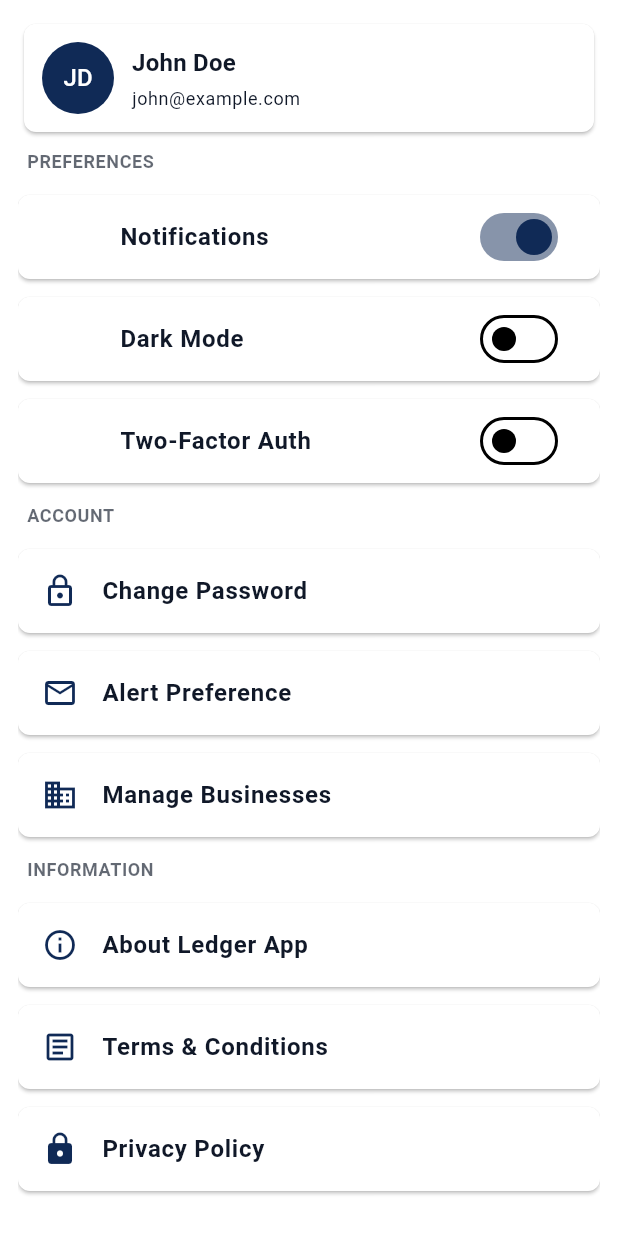
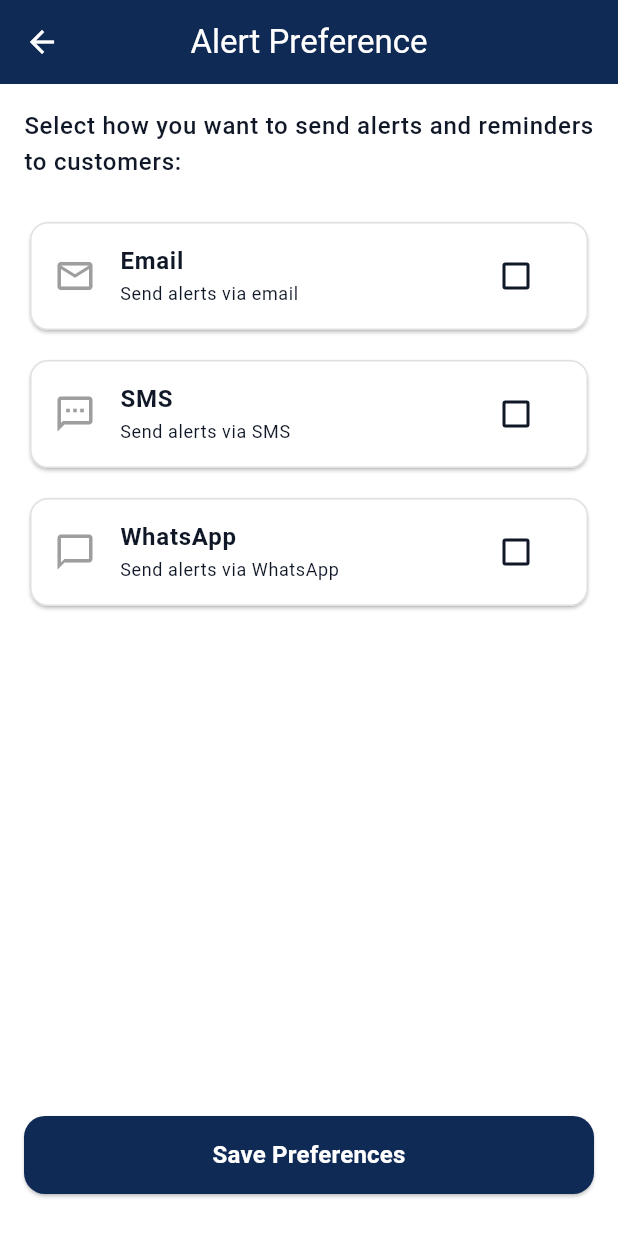
Before and after one commit to aminahnabeel/YahyaandCo-frontend-, a Flutter app: the SettingsPage screen opened directly, after a tap on "Alert Preference", on a phone screen of 412 x 824 dp. Run offline on Flutter 3.47's test engine with Material 3 defaults, Android fonts, the light colour scheme and no system bars; our stand-ins replace image_picker.

Commit message:
Add Alert Preferences page with email, SMS, and WhatsApp options

```diff
--- /dev/null
+++ b/lib/screens/settings/alert_preferences_page.dart
@@ -0,0 +1,165 @@
+import 'package:flutter/material.dart';
+import '../starting/language/app_language.dart';
+
+class AlertPreferencesPage extends StatefulWidget {
+  const AlertPreferencesPage({super.key});
+
+  @override
+  State<AlertPreferencesPage> createState() => _AlertPreferencesPageState();
+}
+
+class _AlertPreferencesPageState extends State<AlertPreferencesPage> {
+  bool _emailEnabled = false;
+  bool _smsEnabled = false;
+  bool _whatsappEnabled = false;
+
+  @override
+  Widget build(BuildContext context) {
+    final strings = appLanguageController.strings;
+    final theme = Theme.of(context);
+
+    return Scaffold(
+      appBar: AppBar(
+        title: const Text('Alert Preference'),
+        centerTitle: true,
+      ),
+      body: SafeArea(
+        child: Padding(
+          padding: const EdgeInsets.all(16),
+          child: Column(
+            crossAxisAlignment: CrossAxisAlignment.start,
+            children: [
+              Text(
+                'Select how you want to send alerts and reminders to customers:',
+                style: theme.textTheme.bodyLarge?.copyWith(
+                  fontWeight: FontWeight.w500,
+                ),
+              ),
+              const SizedBox(height: 24),
+              _alertOptionCard(
+                context: context,
+                icon: Icons.email_outlined,
+                title: 'Email',
+                description: 'Send alerts via email',
+                value: _emailEnabled,
+                onChanged: (value) {
+                  setState(() => _emailEnabled = value);
+                },
+              ),
+              const SizedBox(height: 12),
+              _alertOptionCard(
+                context: context,
+                icon: Icons.sms_outlined,
+                title: 'SMS',
+                description: 'Send alerts via SMS',
+                value: _smsEnabled,
+                onChanged: (value) {
+                  setState(() => _smsEnabled = value);
+                },
+              ),
+              const SizedBox(height: 12),
+              _alertOptionCard(
+                context: context,
+                icon: Icons.chat_bubble_outline,
+                title: 'WhatsApp',
+                description: 'Send alerts via WhatsApp',
+                value: _whatsappEnabled,
+                onChanged: (value) {
+                  setState(() => _whatsappEnabled = value);
+                },
+              ),
+              const Spacer(),
+              SizedBox(
+                width: double.infinity,
+                child: ElevatedButton(
+                  style: ElevatedButton.styleFrom(
+                    padding: const EdgeInsets.symmetric(vertical: 14),
+                    backgroundColor: theme.colorScheme.primary,
+                  ),
+                  onPressed: _savePreferences,
+                  child: Text(
+                    'Save Preferences',
+                    style: theme.textTheme.titleMedium?.copyWith(
+                      color: Colors.white,
+                      fontWeight: FontWeight.w600,
+                    ),
+                  ),
+                ),
+              ),
+              const SizedBox(height: 12),
+            ],
+          ),
+        ),
+      ),
+    );
+  }
+
+  Widget _alertOptionCard({
+    required BuildContext context,
+    required IconData icon,
+    required String title,
+    required String description,
+    required bool value,
+    required Function(bool) onChanged,
+  }) {
+    final theme = Theme.of(context);
+    return Card(
+      shape: RoundedRectangleBorder(
+        borderRadius: BorderRadius.circular(12),
+        side: BorderSide(
+          color: value ? theme.colorScheme.primary : Colors.grey[300]!,
+          width: value ? 2 : 1,
+        ),
+      ),
+      child: ListTile(
+        leading: Icon(
+          icon,
+          color: value ? theme.colorScheme.primary : Colors.grey,
+          size: 28,
+        ),
+        title: Text(
+          title,
+          style: theme.textTheme.bodyLarge?.copyWith(
+            fontWeight: FontWeight.w600,
+            color: value ? theme.colorScheme.primary : null,
+          ),
+        ),
+        subtitle: Text(
+          description,
+          style: theme.textTheme.bodySmall,
+        ),
+        trailing: Checkbox.adaptive(
+          value: value,
+          onChanged: (val) => onChanged(val ?? false),
+          activeColor: theme.colorScheme.primary,
+        ),
+        onTap: () => onChanged(!value),
+      ),
+    );
+  }
+
+  void _savePreferences() {
+    if (!_emailEnabled && !_smsEnabled && !_whatsappEnabled) {
+      ScaffoldMessenger.of(context).showSnackBar(
+        const SnackBar(
+          content: Text('Please select at least one alert method'),
+          duration: Duration(seconds: 2),
+        ),
+      );
+      return;
+    }
+
+    ScaffoldMessenger.of(context).showSnackBar(
+      SnackBar(
+        content: Text(
+          'Alert preferences saved successfully',
+        ),
+        duration: const Duration(seconds: 2),
+      ),
+    );
+
+    Future.delayed(const Duration(milliseconds: 500), () {
+      Navigator.pop(context);
+    });
+  }
+}
--- a/lib/screens/settings/settings_page.dart
+++ b/lib/screens/settings/settings_page.dart
@@ -4,6 +4,7 @@ import '../starting/language/app_language.dart';
 import '../../theme/theme_controller.dart';
 import '../../widgets/button.dart';
 import '../starting/auth/signin_screen.dart';
+import 'alert_preferences_page.dart';
 
 class SettingsPage extends StatefulWidget {
   const SettingsPage({super.key});
@@ -189,7 +190,13 @@ class _SettingsPageState extends State<SettingsPage> {
                   color: Theme.of(context).colorScheme.primary,
                 ),
                 title: strings.emailPreferencesLabel,
-                onTap: () {},
+                onTap: () {
+                  Navigator.of(context).push(
+                    MaterialPageRoute(
+                      builder: (_) => const AlertPreferencesPage(),
+                    ),
+                  );
+                },
               ),
               _tile(
                 leading: Icon(
```
